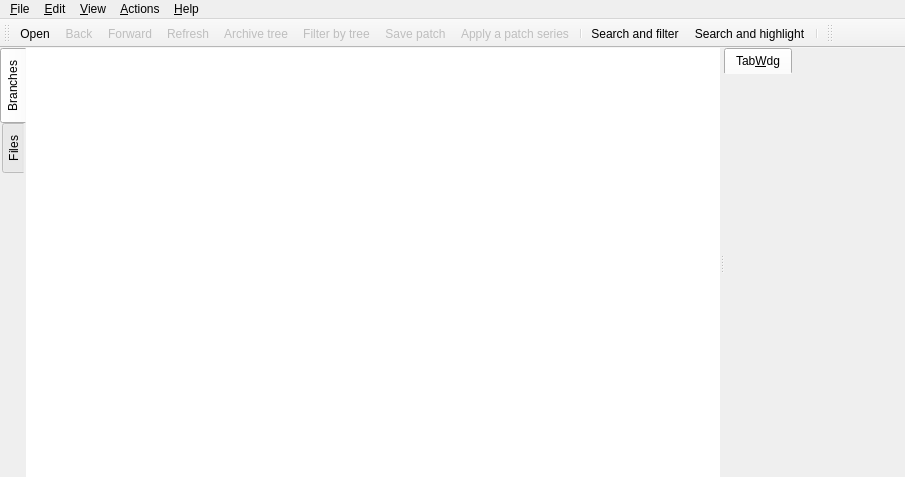
The window that src/mainview.ui (antis81/QGit-mod) describes before a commit, drawn with Qt 5.
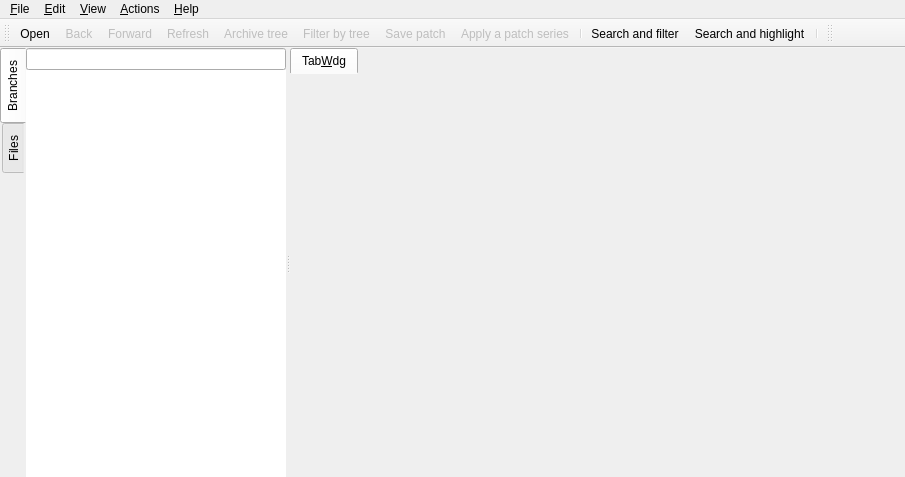
The same window after the commit. Icons and pictures are not drawn. Custom widgets are drawn as their Qt base class.

Commit message: Searchbox added to form

What changed in the file:
```diff
--- a/src/mainview.ui
+++ b/src/mainview.ui
@@ -70,10 +70,15 @@
           <number>0</number>
          </property>
          <item>
+          <layout class="QVBoxLayout" name="verticalLayout">
+           <property name="spacing">
+            <number>0</number>
+           </property>
+           <item>
+            <widget class="QLineEdit" name="searchText"/>
+           </item>
+           <item>
           <widget class="BranchesTree" name="branchesTree">
-           <property name="autoFillBackground">
-            <bool>false</bool>
-           </property>
            <property name="frameShape">
             <enum>QFrame::NoFrame</enum>
            </property>
@@ -91,6 +96,8 @@
           </widget>
          </item>
         </layout>
+         </item>
+        </layout>
        </widget>
        <widget class="QWidget" name="tab">
         <property name="autoFillBackground">
@@ -146,6 +153,12 @@
        </widget>
       </widget>
       <widget class="CustomTabWidget" name="tabWdg">
+       <property name="sizePolicy">
+        <sizepolicy hsizetype="Expanding" vsizetype="Expanding">
+         <horstretch>1</horstretch>
+         <verstretch>0</verstretch>
+        </sizepolicy>
+       </property>
        <property name="styleSheet">
         <string notr="true">QTabWidget::pane {
 	border-width: 0px;
```
Lines whose indentation alone changed are shown as unchanged.
